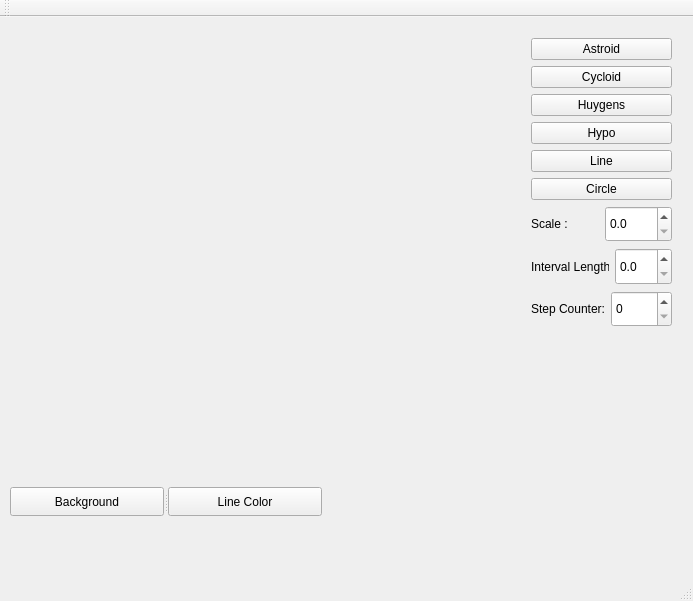
Qt form mainwindow.ui (ondrej2193/QtCurvesCPP) before a commit.
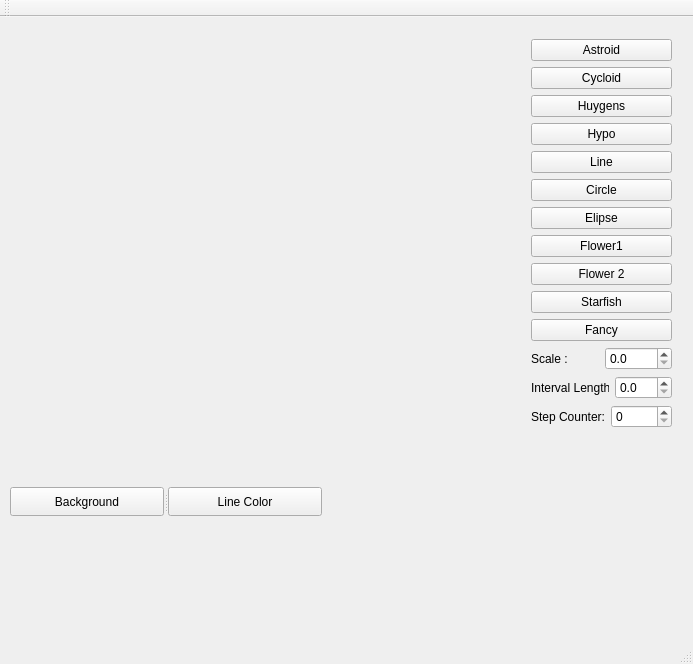
The same form after that commit. Custom widgets are drawn as their Qt base class.

Commit message: Add fancy shape

The edit to the form file:
```diff
--- a/mainwindow.ui
+++ b/mainwindow.ui
@@ -7,7 +7,7 @@
     <x>0</x>
     <y>0</y>
     <width>693</width>
-    <height>601</height>
+    <height>664</height>
    </rect>
   </property>
   <property name="windowTitle">
@@ -34,55 +34,90 @@
     <property name="geometry">
      <rect>
       <x>520</x>
-      <y>10</y>
+      <y>11</y>
       <width>163</width>
-      <height>311</height>
+      <height>532</height>
      </rect>
     </property>
-    <layout class="QVBoxLayout" name="verticalLayout">
-     <item>
+    <layout class="QGridLayout" name="gridLayout_2">
+     <item row="0" column="0">
       <widget class="QPushButton" name="btnAstroid">
        <property name="text">
         <string>Astroid</string>
        </property>
       </widget>
      </item>
-     <item>
+     <item row="1" column="0">
       <widget class="QPushButton" name="btnCycloid">
        <property name="text">
         <string>Cycloid</string>
        </property>
       </widget>
      </item>
-     <item>
+     <item row="2" column="0">
       <widget class="QPushButton" name="btnHuygens">
        <property name="text">
         <string>Huygens</string>
        </property>
       </widget>
      </item>
-     <item>
+     <item row="3" column="0">
       <widget class="QPushButton" name="btnHypoCycloid">
        <property name="text">
         <string>Hypo</string>
        </property>
       </widget>
      </item>
-     <item>
+     <item row="4" column="0">
       <widget class="QPushButton" name="btnLine">
        <property name="text">
         <string>Line</string>
        </property>
       </widget>
      </item>
-     <item>
+     <item row="5" column="0">
       <widget class="QPushButton" name="btnCircle">
        <property name="text">
         <string>Circle</string>
        </property>
       </widget>
      </item>
-     <item>
+     <item row="6" column="0">
+      <widget class="QPushButton" name="btnElipse">
+       <property name="text">
+        <string>Elipse</string>
+       </property>
+      </widget>
+     </item>
+     <item row="7" column="0">
+      <widget class="QPushButton" name="btnFlower1">
+       <property name="text">
+        <string>Flower1</string>
+       </property>
+      </widget>
+     </item>
+     <item row="8" column="0">
+      <widget class="QPushButton" name="btnFlower2">
+       <property name="text">
+        <string>Flower 2</string>
+       </property>
+      </widget>
+     </item>
+     <item row="9" column="0">
+      <widget class="QPushButton" name="btnStarrfish">
+       <property name="text">
+        <string>Starfish</string>
+       </property>
+      </widget>
+     </item>
+     <item row="10" column="0">
+      <widget class="QPushButton" name="btnFancy">
+       <property name="text">
+        <string>Fancy</string>
+       </property>
+      </widget>
+     </item>
+     <item row="11" column="0">
       <layout class="QHBoxLayout" name="horizontalLayout">
        <item>
         <widget class="QLabel" name="label">
@@ -112,7 +147,7 @@
        </item>
       </layout>
      </item>
-     <item>
+     <item row="12" column="0">
       <layout class="QHBoxLayout" name="horizontalLayout_2">
        <item>
         <widget class="QLabel" name="label_2">
@@ -142,7 +177,7 @@
        </item>
       </layout>
      </item>
-     <item>
+     <item row="13" column="0">
       <layout class="QGridLayout" name="gridLayout">
        <item row="0" column="0">
         <widget class="QLabel" name="label_3">
@@ -166,6 +201,19 @@
        </item>
       </layout>
      </item>
+     <item row="14" column="0">
+      <spacer name="verticalSpacer">
+       <property name="orientation">
+        <enum>Qt::Vertical</enum>
+       </property>
+       <property name="sizeHint" stdset="0">
+        <size>
+         <width>20</width>
+         <height>40</height>
+        </size>
+       </property>
+      </spacer>
+     </item>
     </layout>
    </widget>
    <widget class="QSplitter" name="splitter">
```
Left out of the diff: 46 changed lines with no effect on the pictures. The commit also changes 5 other files.
